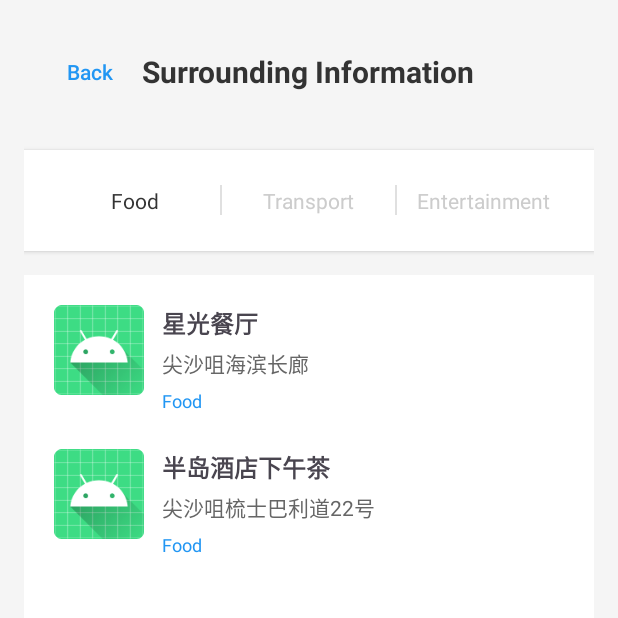
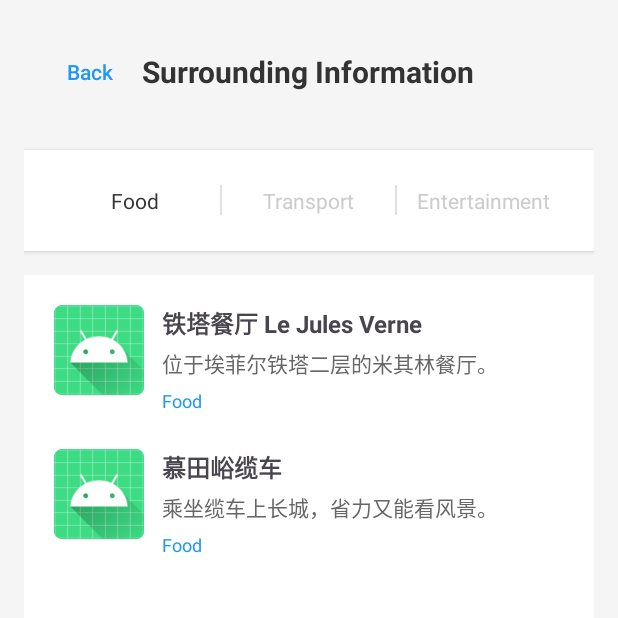
Before and after one commit to ErnestYangCN/KongSight, an Android app: the NearbyPoiActivity screen opened directly, with no data from a screen before it, on a phone screen of 412 x 824 dp, the top half of it. Run offline under Robolectric (Android 15) with nearby library versions, the phone set to English and light mode, and no system bars; our stand-ins replace Room's generated code.

Commit message:
bug修复

```diff
--- a/app/src/main/java/com/example/kongsight/MainActivity.java
+++ b/app/src/main/java/com/example/kongsight/MainActivity.java
@@ -3,6 +3,9 @@ package com.example.kongsight;
 import android.content.Intent;
 import android.os.Bundle;
 import androidx.appcompat.app.AppCompatActivity;
+
+import com.example.kongsight.test.TestDB;
+import com.example.kongsight.test.TestDBNew;
 
 public class MainActivity extends AppCompatActivity {
 
@@ -10,6 +13,7 @@ public class MainActivity extends AppCompatActivity {
     protected void onCreate(Bundle savedInstanceState) {
         super.onCreate(savedInstanceState);
 
+        TestDBNew.testDB(this); // 这行用来测试 Java 下的数据库接口是否可用，测试样例来自 test/TestDB，可供接口调用参考
         // 直接跳转到页面3（HomePageActivity），不显示MainActivity的布局
         goToHomePage();
     }
--- a/app/src/main/java/com/example/kongsight/NearbyPoiActivity.java
+++ b/app/src/main/java/com/example/kongsight/NearbyPoiActivity.java
@@ -23,7 +23,7 @@ public class NearbyPoiActivity extends AppCompatActivity {
     private String attractionName;
     private List<ContentEntity> allPois = new ArrayList<>();
 
-    // 分类选项（替换原来的RadioButton）
+    // 分类选项
     private LinearLayout categoryContainer;
     private TextView categoryFood, categoryTransport, categoryEntertainment;
     private TextView currentSelectedCategory;
@@ -41,10 +41,9 @@ public class NearbyPoiActivity extends AppCompatActivity {
         attractionId = intent.getLongExtra("ATTRACTION_ID", -1);
         attractionName = intent.getStringExtra("ATTRACTION_NAME");
 
-        // 如果没有传递景点ID，使用默认值并创建测试数据
+        // 如果没有传递景点ID，使用默认值
         if (attractionId == -1) {
             attractionId = 1; // 默认景点ID
-            createTestData(); // 创建测试数据
         }
 
         // 初始化UI组件
@@ -55,60 +54,6 @@ public class NearbyPoiActivity extends AppCompatActivity {
 
         // 设置分类切换监听
         setupCategoryListeners();
-    }
-
-    // 添加测试数据方法
-    private void createTestData() {
-        // 创建测试的周边地点数据
-        repository.createNearbyPoi(
-                attractionId,
-                "星光餐厅",
-                PoiCategory.FOOD,
-                "尖沙咀海滨长廊",
-                22.2945,
-                114.1713,
-                "" // 图片URL留空
-        );
-
-        repository.createNearbyPoi(
-                attractionId,
-                "天星小轮码头",
-                PoiCategory.TRANSPORT,
-                "尖沙咀天星码头",
-                22.2937,
-                114.1697,
-                ""
-        );
-
-        repository.createNearbyPoi(
-                attractionId,
-                "海港城购物中心",
-                PoiCategory.ENTERTAINMENT,
-                "尖沙咀广东道3-27号",
-                22.2950,
-                114.1700,
-                ""
-        );
-
-        repository.createNearbyPoi(
-                attractionId,
-                "半岛酒店下午茶",
-                PoiCategory.FOOD,
-                "尖沙咀梳士巴利道22号",
-                22.2940,
-                114.1720,
-                ""
-        );
-
-        repository.createNearbyPoi(
-                attractionId,
-                "尖沙咀地铁站",
-                PoiCategory.TRANSPORT,
-                "尖沙咀弥敦道",
-                22.2975,
-                114.1725,
-                ""
-        );
     }
 
     private void initViews() {
@@ -127,7 +72,7 @@ public class NearbyPoiActivity extends AppCompatActivity {
         adapter = new PoiAdapter(new ArrayList<>(), this);
         recyclerView.setAdapter(adapter);
 
-        // 初始化分类选择器（使用TextView替代RadioButton）
+        // 初始化分类选择器
         categoryContainer = findViewById(R.id.category_container);
         categoryFood = findViewById(R.id.category_food);
         categoryTransport = findViewById(R.id.category_transport);
@@ -149,19 +94,23 @@ public class NearbyPoiActivity extends AppCompatActivity {
     }
 
     private void loadAllPois() {
-        // 获取所有周边地点（不按分类筛选）
-        allPois = repository.getNearbyPois(attractionId, null);
+        // 获取所有内容
+        List<ContentEntity> allContents = repository.getAllContents();
+        allPois.clear();
 
-        // 如果还是没有数据，创建测试数据
-        if (allPois.isEmpty()) {
-            createTestData();
-            allPois = repository.getNearbyPois(attractionId, null);
+        // 过滤出属于当前景点的周边地点
+        for (ContentEntity content : allContents) {
+            // 周边地点的特征：contentTypeIsScene为false，且surroundingFatherId等于当前景点ID
+            if (!content.getContentTypeIsScene() &&
+                    content.getSurroundingFatherId() != null &&
+                    content.getSurroundingFatherId() == attractionId) {
+                allPois.add(content);
+            }
         }
 
         if (allPois.isEmpty()) {
-            Toast.makeText(this, R.string.no_surrounding_info, Toast.LENGTH_SHORT).show();
+            Toast.makeText(this, "该景点暂无周边信息", Toast.LENGTH_SHORT).show();
         } else {
-            // 显示加载到的数据数量
             Toast.makeText(this, "加载到 " + allPois.size() + " 个周边地点", Toast.LENGTH_SHORT).show();
         }
 
@@ -280,11 +229,11 @@ public class NearbyPoiActivity extends AppCompatActivity {
             }
 
             public void bind(ContentEntity poi) {
-                // 设置名称（去掉分类前缀）
+                // 设置名称（去掉可能的前缀）
                 String name = cleanTitle(poi.getTitle());
                 nameText.setText(name);
 
-                // 设置地址（去掉[POI]前缀）
+                // 设置地址（清理描述）
                 String address = cleanDescription(poi.getDescription());
                 addressText.setText(address);
 
@@ -299,16 +248,21 @@ public class NearbyPoiActivity extends AppCompatActivity {
                 });
             }
 
+            // 在 PoiAdapter 的 ViewHolder 类中修改 cleanTitle 和 cleanDescription 方法
+
             private String cleanTitle(String title) {
                 if (title == null) return "";
 
-                // 移除所有语言的前缀（包括景点可能有的前缀）
+                // 移除所有语言的前缀（包括分类标签）
                 return title.replace("[美食]", "")
                         .replace("[交通]", "")
                         .replace("[娱乐]", "")
                         .replace("[food]", "")
                         .replace("[transport]", "")
                         .replace("[entertainment]", "")
+                        .replace("美食 ", "")  // 额外的清理
+                        .replace("交通 ", "")
+                        .replace("娱乐 ", "")
                         .trim();
             }
 
@@ -319,17 +273,27 @@ public class NearbyPoiActivity extends AppCompatActivity {
                 return description.replace("[POI]", "")
                         .replace("地址：", "")
                         .replace("Address:", "")
+                        .replace("地址:", "")
+                        .replace("[food]", "")
+                        .replace("[transport]", "")
+                        .replace("[entertainment]", "")
                         .trim();
             }
 
             private String detectCategory(String title) {
-                if (title.contains("[美食]") || title.contains("[food]")) {
+                // 根据标题内容检测分类（不依赖前缀）
+                String lowerTitle = title.toLowerCase();
+
+                if (
+                        lowerTitle.contains("[food]") ) {
                     return getString(R.string.category_food);
                 }
-                if (title.contains("[交通]") || title.contains("[transport]")) {
+                if (
+                        lowerTitle.contains("[transport]") ) {
                     return getString(R.string.category_transport);
                 }
-                if (title.contains("[娱乐]") || title.contains("[entertainment]")) {
+                if (
+                        lowerTitle.contains("[entertainment]") ) {
                     return getString(R.string.category_entertainment);
                 }
                 return getString(R.string.other);
--- a/app/src/main/java/com/example/kongsight/model/AppRepositorySync.kt
+++ b/app/src/main/java/com/example/kongsight/model/AppRepositorySync.kt
@@ -433,9 +433,9 @@ object PoiCategory {
     @JvmStatic
     fun getSearchKeywords(category: String): List<String> {
         return when(category) {
-            FOOD -> listOf("[美食]", "餐厅", "小吃", "美食", "饭店", "餐馆", "[food]", "restaurant", "cafe")
-            TRANSPORT -> listOf("[交通]", "地铁", "巴士", "车站", "交通", "码头", "轮渡", "[transport]", "subway", "bus")
-            ENTERTAINMENT -> listOf("[娱乐]", "购物", "影院", "酒吧", "娱乐", "商场", "商店", "[entertainment]", "shopping", "cinema")
+            FOOD -> listOf( "[food]")
+            TRANSPORT -> listOf( "[transport]")
+            ENTERTAINMENT -> listOf("[entertainment]")
             else -> emptyList()
         }
     }
```
Also changed, not shown: app/src/main/java/com/example/kongsight/AdminAccountActivity.java (deleted, +0 -125 lines), app/src/main/java/com/example/kongsight/HomePageActivity.java (+18 -7 lines), app/src/main/java/com/example/kongsight/LoginActivity.java (deleted, +0 -146 lines), app/src/main/java/com/example/kongsight/UserAccountActivity.java (deleted, +0 -144 lines), app/src/main/java/com/example/kongsight/test/TestDB.java (+1 -1 lines), app/src/main/java/com/example/kongsight/test/TestDBNew.java (+16 -11 lines).
